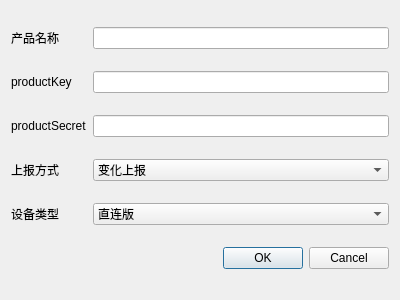
Before: the Qt Designer form add/addproduct.ui in quectel-open-source/QthTools-DTU_Modbus-Win, drawn with Qt 5.
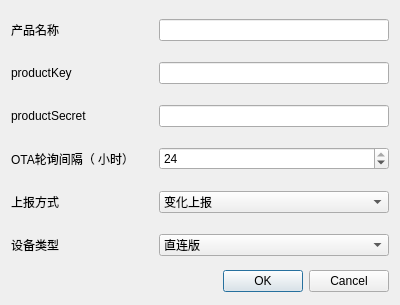
After: the same form once the commit is applied. Icons and pictures are not drawn.

Patch:
```diff
--- a/add/addproduct.ui
+++ b/add/addproduct.ui
@@ -7,45 +7,62 @@
     <x>0</x>
     <y>0</y>
     <width>400</width>
-    <height>300</height>
+    <height>305</height>
    </rect>
   </property>
   <property name="windowTitle">
    <string>添加产品信息</string>
   </property>
   <layout class="QGridLayout" name="gridLayout">
-   <item row="1" column="0">
-    <widget class="QLabel" name="label">
-     <property name="text">
-      <string>productKey</string>
-     </property>
-    </widget>
+   <item row="0" column="0">
+    <layout class="QHBoxLayout" name="horizontalLayout_6">
+     <item>
+      <widget class="QLabel" name="label_4">
+       <property name="text">
+        <string>产品名称</string>
+       </property>
+      </widget>
+     </item>
+     <item>
+      <widget class="QLabel" name="label_12">
+       <property name="sizePolicy">
+        <sizepolicy hsizetype="Maximum" vsizetype="Preferred">
+         <horstretch>0</horstretch>
+         <verstretch>0</verstretch>
+        </sizepolicy>
+       </property>
+       <property name="minimumSize">
+        <size>
+         <width>12</width>
+         <height>36</height>
+        </size>
+       </property>
+       <property name="maximumSize">
+        <size>
+         <width>12</width>
+         <height>36</height>
+        </size>
+       </property>
+       <property name="toolTip">
+        <string>&lt;html&gt;&lt;head/&gt;&lt;body&gt;&lt;p&gt;DTU产品所具有的产品命名。&lt;/p&gt;&lt;/body&gt;&lt;/html&gt;</string>
+       </property>
+       <property name="toolTipDuration">
+        <number>6000000</number>
+       </property>
+       <property name="styleSheet">
+        <string notr="true">QLabel{
+	image: url(:/img/tips.png);
+}
+</string>
+       </property>
+       <property name="text">
+        <string/>
+       </property>
+      </widget>
+     </item>
+    </layout>
    </item>
-   <item row="3" column="0">
-    <widget class="QLabel" name="label_3">
-     <property name="text">
-      <string>上报方式</string>
-     </property>
-    </widget>
-   </item>
-   <item row="2" column="1">
-    <widget class="QLineEdit" name="lineEdit_ps">
-     <property name="text">
-      <string/>
-     </property>
-     <property name="maxLength">
-      <number>16</number>
-     </property>
-    </widget>
-   </item>
-   <item row="5" column="1">
-    <widget class="QDialogButtonBox" name="buttonBox">
-     <property name="standardButtons">
-      <set>QDialogButtonBox::Cancel|QDialogButtonBox::Ok</set>
-     </property>
-    </widget>
-   </item>
-   <item row="0" column="1">
+   <item row="0" column="2">
     <widget class="QLineEdit" name="lineEdit_name">
      <property name="text">
       <string/>
@@ -55,7 +72,55 @@
      </property>
     </widget>
    </item>
-   <item row="1" column="1">
+   <item row="1" column="0">
+    <layout class="QHBoxLayout" name="horizontalLayout">
+     <item>
+      <widget class="QLabel" name="label">
+       <property name="text">
+        <string>productKey</string>
+       </property>
+      </widget>
+     </item>
+     <item>
+      <widget class="QLabel" name="label_7">
+       <property name="sizePolicy">
+        <sizepolicy hsizetype="Maximum" vsizetype="Preferred">
+         <horstretch>0</horstretch>
+         <verstretch>0</verstretch>
+        </sizepolicy>
+       </property>
+       <property name="minimumSize">
+        <size>
+         <width>12</width>
+         <height>36</height>
+        </size>
+       </property>
+       <property name="maximumSize">
+        <size>
+         <width>12</width>
+         <height>36</height>
+        </size>
+       </property>
+       <property name="toolTip">
+        <string>&lt;html&gt;&lt;head/&gt;&lt;body&gt;&lt;p&gt;在开发者中心创建产品生成的 ProductKey。&lt;/p&gt;&lt;/body&gt;&lt;/html&gt;</string>
+       </property>
+       <property name="toolTipDuration">
+        <number>6000000</number>
+       </property>
+       <property name="styleSheet">
+        <string notr="true">QLabel{
+	image: url(:/img/tips.png);
+}
+</string>
+       </property>
+       <property name="text">
+        <string/>
+       </property>
+      </widget>
+     </item>
+    </layout>
+   </item>
+   <item row="1" column="2">
     <widget class="QLineEdit" name="lineEdit_pk">
      <property name="text">
       <string/>
@@ -65,7 +130,174 @@
      </property>
     </widget>
    </item>
-   <item row="3" column="1">
+   <item row="2" column="0" colspan="2">
+    <layout class="QHBoxLayout" name="horizontalLayout_2">
+     <item>
+      <widget class="QLabel" name="label_2">
+       <property name="text">
+        <string>productSecret</string>
+       </property>
+      </widget>
+     </item>
+     <item>
+      <widget class="QLabel" name="label_11">
+       <property name="sizePolicy">
+        <sizepolicy hsizetype="Maximum" vsizetype="Preferred">
+         <horstretch>0</horstretch>
+         <verstretch>0</verstretch>
+        </sizepolicy>
+       </property>
+       <property name="minimumSize">
+        <size>
+         <width>12</width>
+         <height>36</height>
+        </size>
+       </property>
+       <property name="maximumSize">
+        <size>
+         <width>12</width>
+         <height>36</height>
+        </size>
+       </property>
+       <property name="toolTip">
+        <string>&lt;html&gt;&lt;head/&gt;&lt;body&gt;&lt;p&gt;在开发者中心创建产品生成的 ProductSecret。&lt;/p&gt;&lt;/body&gt;&lt;/html&gt;</string>
+       </property>
+       <property name="toolTipDuration">
+        <number>6000000</number>
+       </property>
+       <property name="styleSheet">
+        <string notr="true">QLabel{
+	image: url(:/img/tips.png);
+}
+</string>
+       </property>
+       <property name="text">
+        <string/>
+       </property>
+      </widget>
+     </item>
+    </layout>
+   </item>
+   <item row="2" column="2">
+    <widget class="QLineEdit" name="lineEdit_ps">
+     <property name="text">
+      <string/>
+     </property>
+     <property name="maxLength">
+      <number>16</number>
+     </property>
+    </widget>
+   </item>
+   <item row="3" column="0" colspan="2">
+    <layout class="QHBoxLayout" name="horizontalLayout_3">
+     <item>
+      <widget class="QLabel" name="label_6">
+       <property name="text">
+        <string>OTA轮询间隔（ 小时）</string>
+       </property>
+      </widget>
+     </item>
+     <item>
+      <widget class="QLabel" name="label_8">
+       <property name="sizePolicy">
+        <sizepolicy hsizetype="Maximum" vsizetype="Preferred">
+         <horstretch>0</horstretch>
+         <verstretch>0</verstretch>
+        </sizepolicy>
+       </property>
+       <property name="minimumSize">
+        <size>
+         <width>12</width>
+         <height>36</height>
+        </size>
+       </property>
+       <property name="maximumSize">
+        <size>
+         <width>12</width>
+         <height>36</height>
+        </size>
+       </property>
+       <property name="toolTip">
+        <string>&lt;html&gt;&lt;head/&gt;&lt;body&gt;&lt;p&gt;在OTA轮询从机完成后，等待下一次轮询的时间间隔；&lt;/p&gt;&lt;p&gt;默认24小时，范围 (0-24) 小时，0为不进行OTA轮询。&lt;/p&gt;&lt;/body&gt;&lt;/html&gt;</string>
+       </property>
+       <property name="toolTipDuration">
+        <number>6000000</number>
+       </property>
+       <property name="styleSheet">
+        <string notr="true">QLabel{
+	image: url(:/img/tips.png);
+}
+</string>
+       </property>
+       <property name="text">
+        <string/>
+       </property>
+      </widget>
+     </item>
+    </layout>
+   </item>
+   <item row="3" column="2">
+    <widget class="QSpinBox" name="spinBox_otaPollInterval">
+     <property name="suffix">
+      <string/>
+     </property>
+     <property name="maximum">
+      <number>24</number>
+     </property>
+     <property name="value">
+      <number>24</number>
+     </property>
+    </widget>
+   </item>
+   <item row="4" column="0">
+    <layout class="QHBoxLayout" name="horizontalLayout_4">
+     <item>
+      <widget class="QLabel" name="label_3">
+       <property name="text">
+        <string>上报方式</string>
+       </property>
+      </widget>
+     </item>
+     <item>
+      <widget class="QLabel" name="label_9">
+       <property name="sizePolicy">
+        <sizepolicy hsizetype="Maximum" vsizetype="Preferred">
+         <horstretch>0</horstretch>
+         <verstretch>0</verstretch>
+        </sizepolicy>
+       </property>
+       <property name="minimumSize">
+        <size>
+         <width>12</width>
+         <height>36</height>
+        </size>
+       </property>
+       <property name="maximumSize">
+        <size>
+         <width>12</width>
+         <height>36</height>
+        </size>
+       </property>
+       <property name="toolTip">
+        <string>&lt;html&gt;&lt;head/&gt;&lt;body&gt;&lt;p&gt;&lt;span style=&quot; font-weight:600;&quot;&gt;全部上报&lt;/span&gt;： 设备每次轮询到的数据都会直接上报到开发者中心；&lt;/p&gt;&lt;p&gt;&lt;span style=&quot; font-weight:600;&quot;&gt;变化上报&lt;/span&gt;： 设备每次轮询到的数据与上次数据进行比较，发生变化才上报到开发者中心。&lt;/p&gt;&lt;/body&gt;&lt;/html&gt;</string>
+       </property>
+       <property name="toolTipDuration">
+        <number>6000000</number>
+       </property>
+       <property name="styleSheet">
+        <string notr="true">QLabel{
+	image: url(:/img/tips.png);
+}
+</string>
+       </property>
+       <property name="text">
+        <string/>
+       </property>
+      </widget>
+     </item>
+    </layout>
+   </item>
+   <item row="4" column="2">
     <widget class="QComboBox" name="comboBox_report">
      <item>
       <property name="text">
@@ -79,28 +311,55 @@
      </item>
     </widget>
    </item>
-   <item row="0" column="0">
-    <widget class="QLabel" name="label_4">
-     <property name="text">
-      <string>产品名称</string>
-     </property>
-    </widget>
+   <item row="5" column="0">
+    <layout class="QHBoxLayout" name="horizontalLayout_5">
+     <item>
+      <widget class="QLabel" name="label_5">
+       <property name="text">
+        <string>设备类型</string>
+       </property>
+      </widget>
+     </item>
+     <item>
+      <widget class="QLabel" name="label_10">
+       <property name="sizePolicy">
+        <sizepolicy hsizetype="Maximum" vsizetype="Preferred">
+         <horstretch>0</horstretch>
+         <verstretch>0</verstretch>
+        </sizepolicy>
+       </property>
+       <property name="minimumSize">
+        <size>
+         <width>12</width>
+         <height>36</height>
+        </size>
+       </property>
+       <property name="maximumSize">
+        <size>
+         <width>12</width>
+         <height>36</height>
+        </size>
+       </property>
+       <property name="toolTip">
+        <string>&lt;html&gt;&lt;head/&gt;&lt;body&gt;&lt;p&gt;&lt;span style=&quot; font-weight:600;&quot;&gt;直连版&lt;/span&gt;： modbus从机设备和网关共用产品信息，以一个整体设备在IoT平台展示；&lt;/p&gt;&lt;p&gt;&lt;span style=&quot; font-weight:600;&quot;&gt;网关版&lt;/span&gt;： modbus从机设备拥有独立的产品信息和设备信息，在IoT平台单独展示。&lt;/p&gt;&lt;/body&gt;&lt;/html&gt;</string>
+       </property>
+       <property name="toolTipDuration">
+        <number>6000000</number>
+       </property>
+       <property name="styleSheet">
+        <string notr="true">QLabel{
+	image: url(:/img/tips.png);
+}
+</string>
+       </property>
+       <property name="text">
+        <string/>
+       </property>
+      </widget>
+     </item>
+    </layout>
    </item>
-   <item row="2" column="0">
-    <widget class="QLabel" name="label_2">
-     <property name="text">
-      <string>productSecret</string>
-     </property>
-    </widget>
-   </item>
-   <item row="4" column="0">
-    <widget class="QLabel" name="label_5">
-     <property name="text">
-      <string>设备类型</string>
-     </property>
-    </widget>
-   </item>
-   <item row="4" column="1">
+   <item row="5" column="2">
     <widget class="QComboBox" name="comboBox_devType">
      <item>
       <property name="text">
@@ -114,6 +373,13 @@
      </item>
     </widget>
    </item>
+   <item row="6" column="1" colspan="2">
+    <widget class="QDialogButtonBox" name="buttonBox">
+     <property name="standardButtons">
+      <set>QDialogButtonBox::Cancel|QDialogButtonBox::Ok</set>
+     </property>
+    </widget>
+   </item>
   </layout>
  </widget>
  <resources/>
```
Left out of the diff: 3 changed lines with no effect on the pictures.
